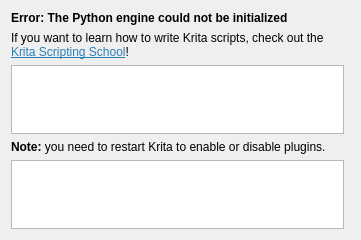
The window that plugins/extensions/pykrita/plugin/manager.ui (KDE/krita) describes before a commit, drawn with Qt 5.
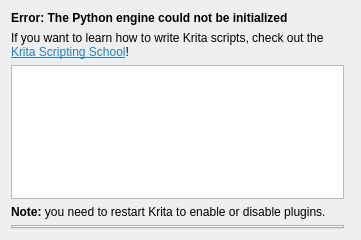
The same window after the commit.

What changed in the file:
```diff
--- a/plugins/extensions/pykrita/plugin/manager.ui
+++ b/plugins/extensions/pykrita/plugin/manager.ui
@@ -29,7 +29,7 @@
     </widget>
    </item>
    <item row="4" column="0">
-    <widget class="QTextBrowser" name="textBrowser"/>
+    <widget class="QTabWidget" name="textTabWidget"/>
    </item>
    <item row="0" column="0" colspan="2">
     <widget class="QLabel" name="errorLabel">
@@ -58,9 +58,6 @@
      <property name="itemsExpandable">
       <bool>false</bool>
      </property>
-     <property name="sortingEnabled">
-      <bool>false</bool>
-     </property>
      <property name="expandsOnDoubleClick">
       <bool>false</bool>
      </property>
```
